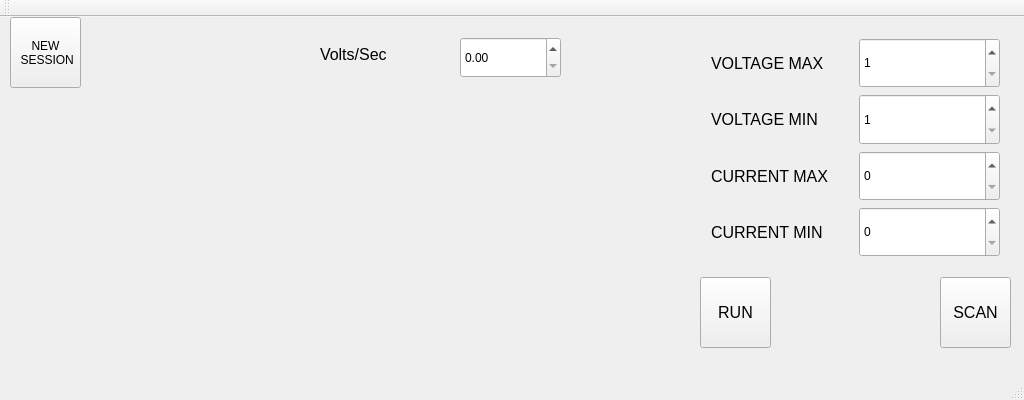
First picture: the form in RPi/ui/mc_front/mainwindow.ui, repository jera-sea/MatterCompiler, before the edit.
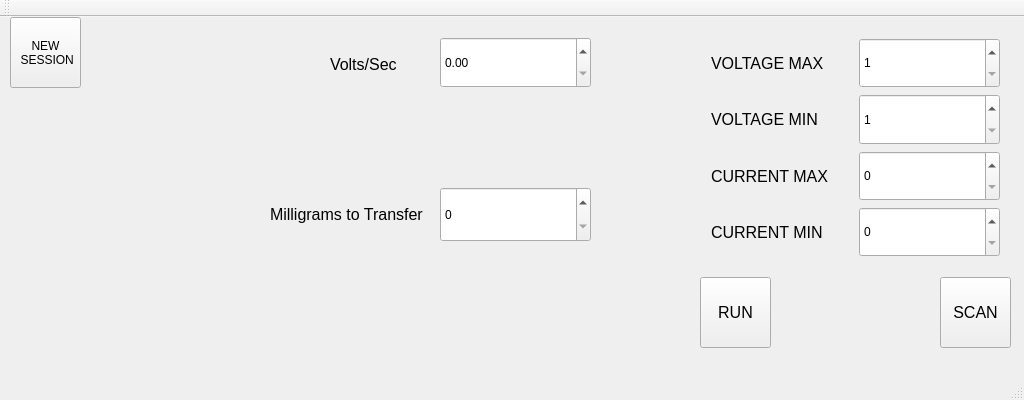
Second picture: the form after the edit.

Commit message:
mass transfer limit + current limit
calibrated the output current limit
added run function with mass transfer limit (calculated on ideal redox binary NiTi)

Patch:
```diff
--- a/RPi/ui/mc_front/mainwindow.ui
+++ b/RPi/ui/mc_front/mainwindow.ui
@@ -185,18 +185,18 @@
    <widget class="QDoubleSpinBox" name="dblVoltSec">
     <property name="geometry">
      <rect>
-      <x>460</x>
+      <x>440</x>
       <y>20</y>
-      <width>101</width>
-      <height>41</height>
+      <width>151</width>
+      <height>51</height>
      </rect>
     </property>
    </widget>
    <widget class="QLabel" name="label_7">
     <property name="geometry">
      <rect>
-      <x>320</x>
-      <y>10</y>
+      <x>330</x>
+      <y>20</y>
       <width>152</width>
       <height>55</height>
      </rect>
@@ -210,6 +210,43 @@
      <string>Volts/Sec</string>
     </property>
    </widget>
+   <widget class="QLabel" name="label_8">
+    <property name="geometry">
+     <rect>
+      <x>270</x>
+      <y>170</y>
+      <width>161</width>
+      <height>55</height>
+     </rect>
+    </property>
+    <property name="font">
+     <font>
+      <pointsize>12</pointsize>
+     </font>
+    </property>
+    <property name="text">
+     <string>Milligrams to Transfer</string>
+    </property>
+   </widget>
+   <widget class="QSpinBox" name="intMilligrams">
+    <property name="geometry">
+     <rect>
+      <x>440</x>
+      <y>170</y>
+      <width>151</width>
+      <height>55</height>
+     </rect>
+    </property>
+    <property name="sizePolicy">
+     <sizepolicy hsizetype="Minimum" vsizetype="Expanding">
+      <horstretch>0</horstretch>
+      <verstretch>0</verstretch>
+     </sizepolicy>
+    </property>
+    <property name="maximum">
+     <number>4000</number>
+    </property>
+   </widget>
   </widget>
   <widget class="QMenuBar" name="menuBar">
    <property name="geometry">
```
The commit also changes 11 other files.
